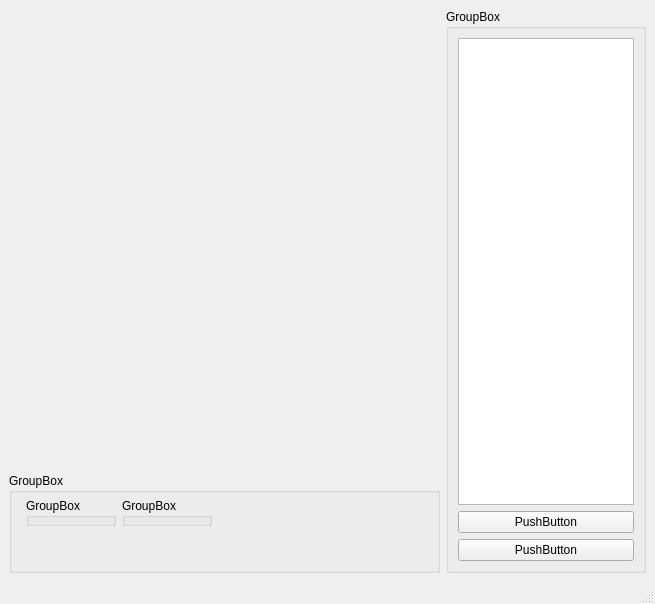
First picture: the form in apps/text_mapper/gui/tm_main_window.ui, repository abroun/text_mapping, before the edit.
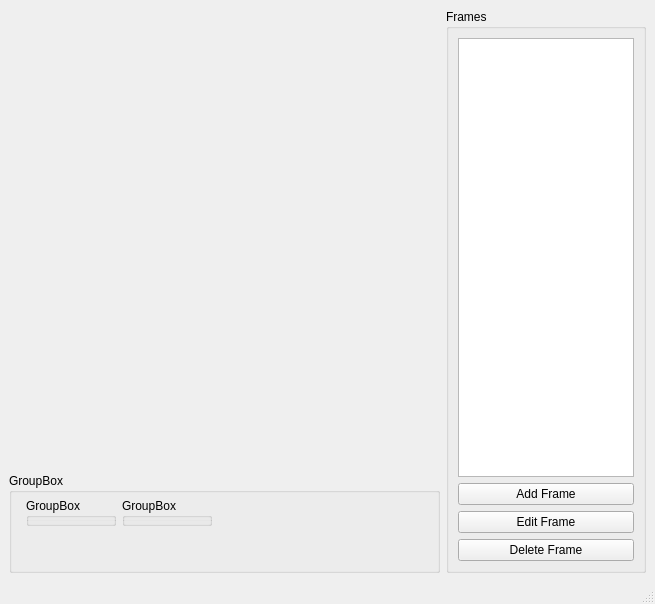
Second picture: the form after the edit. Custom widgets are drawn as their Qt base class.

Commit message: More work on the text_mapper. Started work on allowing the user to add and edit frames

What changed in the file:
```diff
--- a/apps/text_mapper/gui/tm_main_window.ui
+++ b/apps/text_mapper/gui/tm_main_window.ui
@@ -95,7 +95,7 @@
        </size>
       </property>
       <property name="title">
-       <string>GroupBox</string>
+       <string>Frames</string>
       </property>
       <layout class="QVBoxLayout" name="verticalLayout_2">
        <item>
@@ -119,14 +119,21 @@
          <item>
           <widget class="QPushButton" name="pushButton">
            <property name="text">
-            <string>PushButton</string>
+            <string>Add Frame</string>
            </property>
           </widget>
          </item>
          <item>
           <widget class="QPushButton" name="pushButton_2">
            <property name="text">
-            <string>PushButton</string>
+            <string>Edit Frame</string>
+           </property>
+          </widget>
+         </item>
+         <item>
+          <widget class="QPushButton" name="btnDeleteFrame">
+           <property name="text">
+            <string>Delete Frame</string>
            </property>
           </widget>
          </item>
```
Left out of the diff: 10 changed lines with no effect on the pictures. The commit also changes 9 other files.
